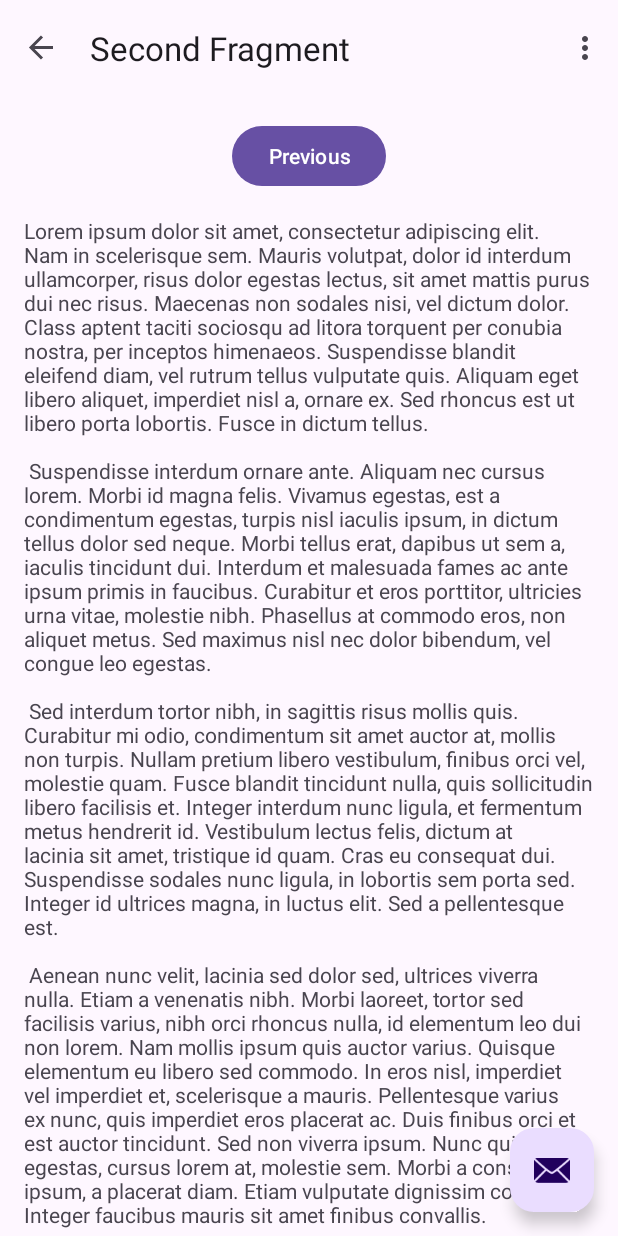
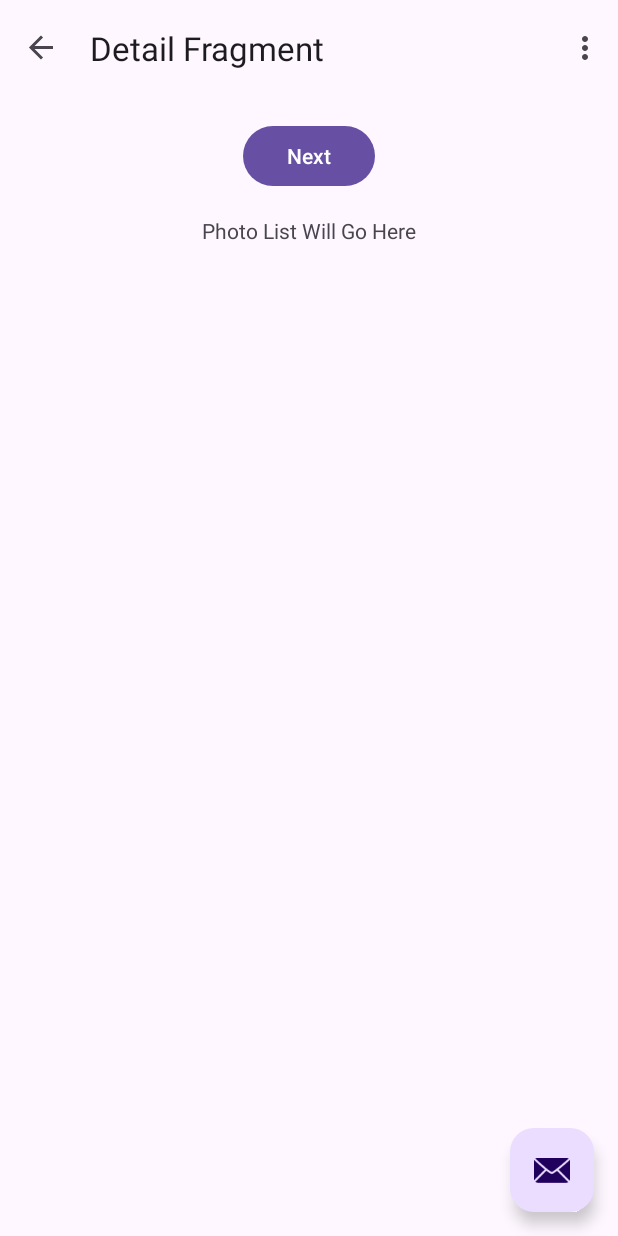
Before and after one commit to jrp55262/flickr-photo-browser, an Android app: the PhotoDetailFragment screen opened through its navigation route, on a phone screen of 412 x 824 dp. Run offline under Robolectric (Android 15) with nearby library versions, the phone set to English and light mode, and no system bars; our stand-ins replace navigation-ui.

Commit message:
Set up basic structure

```diff
--- a/app/src/main/java/com/example/flickrphotobrowser/SecondFragment.kt
+++ b/app/src/main/java/com/example/flickrphotobrowser/PhotoDetailFragment.kt
@@ -6,14 +6,14 @@ import android.view.LayoutInflater
 import android.view.View
 import android.view.ViewGroup
 import androidx.navigation.fragment.findNavController
-import com.example.flickrphotobrowser.databinding.FragmentSecondBinding
+import com.example.flickrphotobrowser.databinding.PhotoDetailFragmentBinding
 
 /**
  * A simple [Fragment] subclass as the second destination in the navigation.
  */
-class SecondFragment : Fragment() {
+class PhotoDetailFragment : Fragment() {
 
-    private var _binding: FragmentSecondBinding? = null
+    private var _binding: PhotoDetailFragmentBinding? = null
 
     // This property is only valid between onCreateView and
     // onDestroyView.
@@ -24,7 +24,7 @@ class SecondFragment : Fragment() {
         savedInstanceState: Bundle?
     ): View? {
 
-        _binding = FragmentSecondBinding.inflate(inflater, container, false)
+        _binding = PhotoDetailFragmentBinding.inflate(inflater, container, false)
         return binding.root
 
     }
@@ -32,8 +32,8 @@ class SecondFragment : Fragment() {
     override fun onViewCreated(view: View, savedInstanceState: Bundle?) {
         super.onViewCreated(view, savedInstanceState)
 
-        binding.buttonSecond.setOnClickListener {
-            findNavController().navigate(R.id.action_SecondFragment_to_FirstFragment)
+        binding.photoDetailButton.setOnClickListener {
+            findNavController().navigate(R.id.action_DetailFragment_to_PhotoFragment)
         }
     }
 
--- a/app/src/main/java/com/example/flickrphotobrowser/FirstFragment.kt
+++ b/app/src/main/java/com/example/flickrphotobrowser/PhotoListFragment.kt
@@ -6,14 +6,14 @@ import android.view.LayoutInflater
 import android.view.View
 import android.view.ViewGroup
 import androidx.navigation.fragment.findNavController
-import com.example.flickrphotobrowser.databinding.FragmentFirstBinding
+import com.example.flickrphotobrowser.databinding.PhotoListFragmentBinding
 
 /**
  * A simple [Fragment] subclass as the default destination in the navigation.
  */
-class FirstFragment : Fragment() {
+class PhotoListFragment : Fragment() {
 
-    private var _binding: FragmentFirstBinding? = null
+    private var _binding: PhotoListFragmentBinding? = null
 
     // This property is only valid between onCreateView and
     // onDestroyView.
@@ -24,7 +24,7 @@ class FirstFragment : Fragment() {
         savedInstanceState: Bundle?
     ): View? {
 
-        _binding = FragmentFirstBinding.inflate(inflater, container, false)
+        _binding = PhotoListFragmentBinding.inflate(inflater, container, false)
         return binding.root
 
     }
@@ -32,8 +32,8 @@ class FirstFragment : Fragment() {
     override fun onViewCreated(view: View, savedInstanceState: Bundle?) {
         super.onViewCreated(view, savedInstanceState)
 
-        binding.buttonFirst.setOnClickListener {
-            findNavController().navigate(R.id.action_FirstFragment_to_SecondFragment)
+        binding.photoListButton.setOnClickListener {
+            findNavController().navigate(R.id.action_PhotoFragment_to_DetailFragment)
         }
     }
 
--- a/app/src/main/res/layout/fragment_second.xml
+++ b/app/src/main/res/layout/photo_detail_fragment.xml
@@ -4,7 +4,7 @@
     xmlns:tools="http://schemas.android.com/tools"
     android:layout_width="match_parent"
     android:layout_height="match_parent"
-    tools:context=".SecondFragment">
+    tools:context=".PhotoListFragment">
 
     <androidx.constraintlayout.widget.ConstraintLayout
         android:layout_width="match_parent"
@@ -12,24 +12,24 @@
         android:padding="16dp">
 
         <Button
-            android:id="@+id/button_second"
+            android:id="@+id/photo_detail_button"
             android:layout_width="wrap_content"
             android:layout_height="wrap_content"
-            android:text="@string/previous"
-            app:layout_constraintBottom_toTopOf="@id/textview_second"
+            android:text="@string/next"
+            app:layout_constraintBottom_toTopOf="@id/photo_detail_text"
             app:layout_constraintEnd_toEndOf="parent"
             app:layout_constraintStart_toStartOf="parent"
             app:layout_constraintTop_toTopOf="parent" />
 
         <TextView
-            android:id="@+id/textview_second"
+            android:id="@+id/photo_detail_text"
             android:layout_width="wrap_content"
             android:layout_height="wrap_content"
             android:layout_marginTop="16dp"
-            android:text="@string/lorem_ipsum"
+            android:text="@string/no_content"
             app:layout_constraintBottom_toBottomOf="parent"
             app:layout_constraintEnd_toEndOf="parent"
             app:layout_constraintStart_toStartOf="parent"
-            app:layout_constraintTop_toBottomOf="@id/button_second" />
+            app:layout_constraintTop_toBottomOf="@id/photo_detail_button" />
     </androidx.constraintlayout.widget.ConstraintLayout>
 </androidx.core.widget.NestedScrollView>
--- a/app/src/main/res/layout/fragment_first.xml
+++ b/app/src/main/res/layout/photo_list_fragment.xml
@@ -4,7 +4,7 @@
     xmlns:tools="http://schemas.android.com/tools"
     android:layout_width="match_parent"
     android:layout_height="match_parent"
-    tools:context=".FirstFragment">
+    tools:context=".PhotoListFragment">
 
     <androidx.constraintlayout.widget.ConstraintLayout
         android:layout_width="match_parent"
@@ -12,24 +12,24 @@
         android:padding="16dp">
 
         <Button
-            android:id="@+id/button_first"
+            android:id="@+id/photo_list_button"
             android:layout_width="wrap_content"
             android:layout_height="wrap_content"
             android:text="@string/next"
-            app:layout_constraintBottom_toTopOf="@id/textview_first"
+            app:layout_constraintBottom_toTopOf="@id/photo_list_text"
             app:layout_constraintEnd_toEndOf="parent"
             app:layout_constraintStart_toStartOf="parent"
             app:layout_constraintTop_toTopOf="parent" />
 
         <TextView
-            android:id="@+id/textview_first"
+            android:id="@+id/photo_list_text"
             android:layout_width="wrap_content"
             android:layout_height="wrap_content"
             android:layout_marginTop="16dp"
-            android:text="@string/lorem_ipsum"
+            android:text="@string/no_content"
             app:layout_constraintBottom_toBottomOf="parent"
             app:layout_constraintEnd_toEndOf="parent"
             app:layout_constraintStart_toStartOf="parent"
-            app:layout_constraintTop_toBottomOf="@id/button_first" />
+            app:layout_constraintTop_toBottomOf="@id/photo_list_button" />
     </androidx.constraintlayout.widget.ConstraintLayout>
 </androidx.core.widget.NestedScrollView>
--- a/app/src/main/res/navigation/nav_graph.xml
+++ b/app/src/main/res/navigation/nav_graph.xml
@@ -3,26 +3,26 @@
     xmlns:app="http://schemas.android.com/apk/res-auto"
     xmlns:tools="http://schemas.android.com/tools"
     android:id="@+id/nav_graph"
-    app:startDestination="@id/FirstFragment">
+    app:startDestination="@id/PhotoListFragment">
 
     <fragment
-        android:id="@+id/FirstFragment"
-        android:name="com.example.flickrphotobrowser.FirstFragment"
-        android:label="@string/first_fragment_label"
-        tools:layout="@layout/fragment_first">
+        android:id="@+id/PhotoListFragment"
+        android:name="com.example.flickrphotobrowser.PhotoListFragment"
+        android:label="@string/photo_list_fragment_label"
+        tools:layout="@layout/photo_list_fragment">
 
         <action
-            android:id="@+id/action_FirstFragment_to_SecondFragment"
-            app:destination="@id/SecondFragment" />
+            android:id="@+id/action_PhotoFragment_to_DetailFragment"
+            app:destination="@id/DetailFragment" />
     </fragment>
     <fragment
-        android:id="@+id/SecondFragment"
-        android:name="com.example.flickrphotobrowser.SecondFragment"
-        android:label="@string/second_fragment_label"
-        tools:layout="@layout/fragment_second">
+        android:id="@+id/DetailFragment"
+        android:name="com.example.flickrphotobrowser.PhotoDetailFragment"
+        android:label="@string/photo_detail_fragment_label"
+        tools:layout="@layout/photo_detail_fragment">
 
         <action
-            android:id="@+id/action_SecondFragment_to_FirstFragment"
-            app:destination="@id/FirstFragment" />
+            android:id="@+id/action_DetailFragment_to_PhotoFragment"
+            app:destination="@id/PhotoListFragment" />
     </fragment>
 </navigation>
--- a/app/src/main/res/values/strings.xml
+++ b/app/src/main/res/values/strings.xml
@@ -2,45 +2,12 @@
     <string name="app_name">FlickrPhotoBrowser</string>
     <string name="action_settings">Settings</string>
     <!-- Strings used for fragments for navigation -->
-    <string name="first_fragment_label">First Fragment</string>
-    <string name="second_fragment_label">Second Fragment</string>
+    <string name="photo_list_fragment_label">Photo Fragment</string>
+    <string name="photo_detail_fragment_label">Detail Fragment</string>
     <string name="next">Next</string>
     <string name="previous">Previous</string>
 
-    <string name="lorem_ipsum">
-        Lorem ipsum dolor sit amet, consectetur adipiscing elit. Nam in scelerisque sem. Mauris
-        volutpat, dolor id interdum ullamcorper, risus dolor egestas lectus, sit amet mattis purus
-        dui nec risus. Maecenas non sodales nisi, vel dictum dolor. Class aptent taciti sociosqu ad
-        litora torquent per conubia nostra, per inceptos himenaeos. Suspendisse blandit eleifend
-        diam, vel rutrum tellus vulputate quis. Aliquam eget libero aliquet, imperdiet nisl a,
-        ornare ex. Sed rhoncus est ut libero porta lobortis. Fusce in dictum tellus.\n\n
-        Suspendisse interdum ornare ante. Aliquam nec cursus lorem. Morbi id magna felis. Vivamus
-        egestas, est a condimentum egestas, turpis nisl iaculis ipsum, in dictum tellus dolor sed
-        neque. Morbi tellus erat, dapibus ut sem a, iaculis tincidunt dui. Interdum et malesuada
-        fames ac ante ipsum primis in faucibus. Curabitur et eros porttitor, ultricies urna vitae,
-        molestie nibh. Phasellus at commodo eros, non aliquet metus. Sed maximus nisl nec dolor
-        bibendum, vel congue leo egestas.\n\n
-        Sed interdum tortor nibh, in sagittis risus mollis quis. Curabitur mi odio, condimentum sit
-        amet auctor at, mollis non turpis. Nullam pretium libero vestibulum, finibus orci vel,
-        molestie quam. Fusce blandit tincidunt nulla, quis sollicitudin libero facilisis et. Integer
-        interdum nunc ligula, et fermentum metus hendrerit id. Vestibulum lectus felis, dictum at
-        lacinia sit amet, tristique id quam. Cras eu consequat dui. Suspendisse sodales nunc ligula,
-        in lobortis sem porta sed. Integer id ultrices magna, in luctus elit. Sed a pellentesque
-        est.\n\n
-        Aenean nunc velit, lacinia sed dolor sed, ultrices viverra nulla. Etiam a venenatis nibh.
-        Morbi laoreet, tortor sed facilisis varius, nibh orci rhoncus nulla, id elementum leo dui
-        non lorem. Nam mollis ipsum quis auctor varius. Quisque elementum eu libero sed commodo. In
-        eros nisl, imperdiet vel imperdiet et, scelerisque a mauris. Pellentesque varius ex nunc,
-        quis imperdiet eros placerat ac. Duis finibus orci et est auctor tincidunt. Sed non viverra
-        ipsum. Nunc quis augue egestas, cursus lorem at, molestie sem. Morbi a consectetur ipsum, a
-        placerat diam. Etiam vulputate dignissim convallis. Integer faucibus mauris sit amet finibus
-        convallis.\n\n
-        Phasellus in aliquet mi. Pellentesque habitant morbi tristique senectus et netus et
-        malesuada fames ac turpis egestas. In volutpat arcu ut felis sagittis, in finibus massa
-        gravida. Pellentesque id tellus orci. Integer dictum, lorem sed efficitur ullamcorper,
-        libero justo consectetur ipsum, in mollis nisl ex sed nisl. Donec maximus ullamcorper
-        sodales. Praesent bibendum rhoncus tellus nec feugiat. In a ornare nulla. Donec rhoncus
-        libero vel nunc consequat, quis tincidunt nisl eleifend. Cras bibendum enim a justo luctus
-        vestibulum. Fusce dictum libero quis erat maximus, vitae volutpat diam dignissim.
-    </string>
+    <string name="no_content">Photo List Will Go Here</string>
+    <string name="no_photo">Photo Details Will Go Here</string>
+
 </resources>
```
